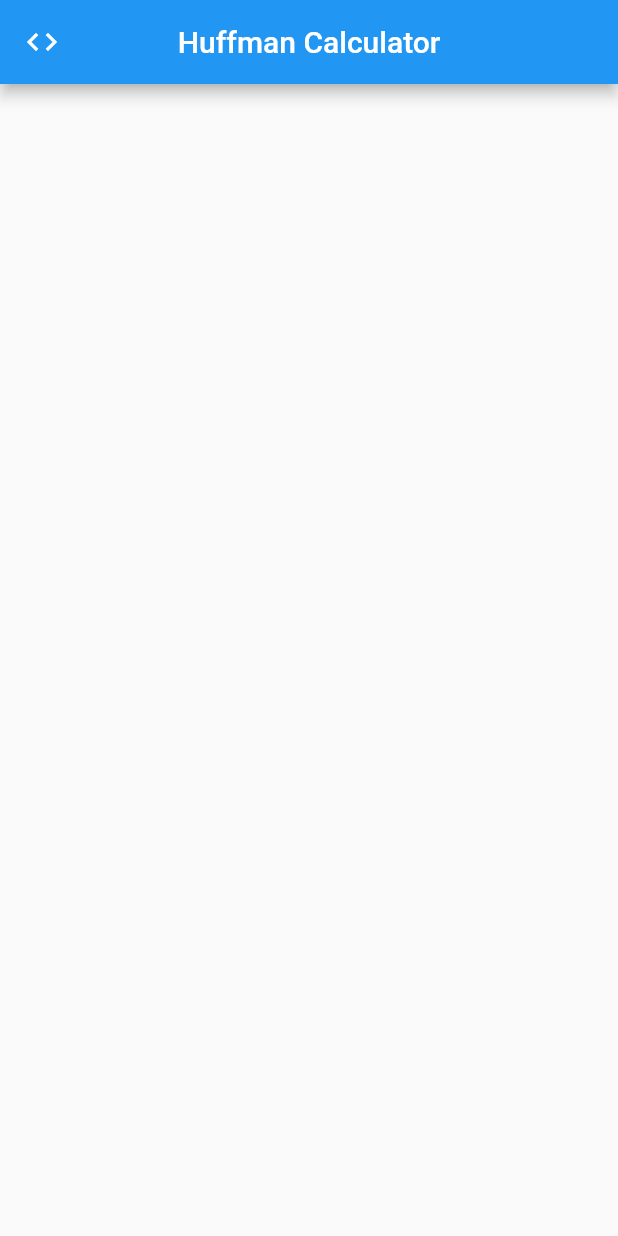
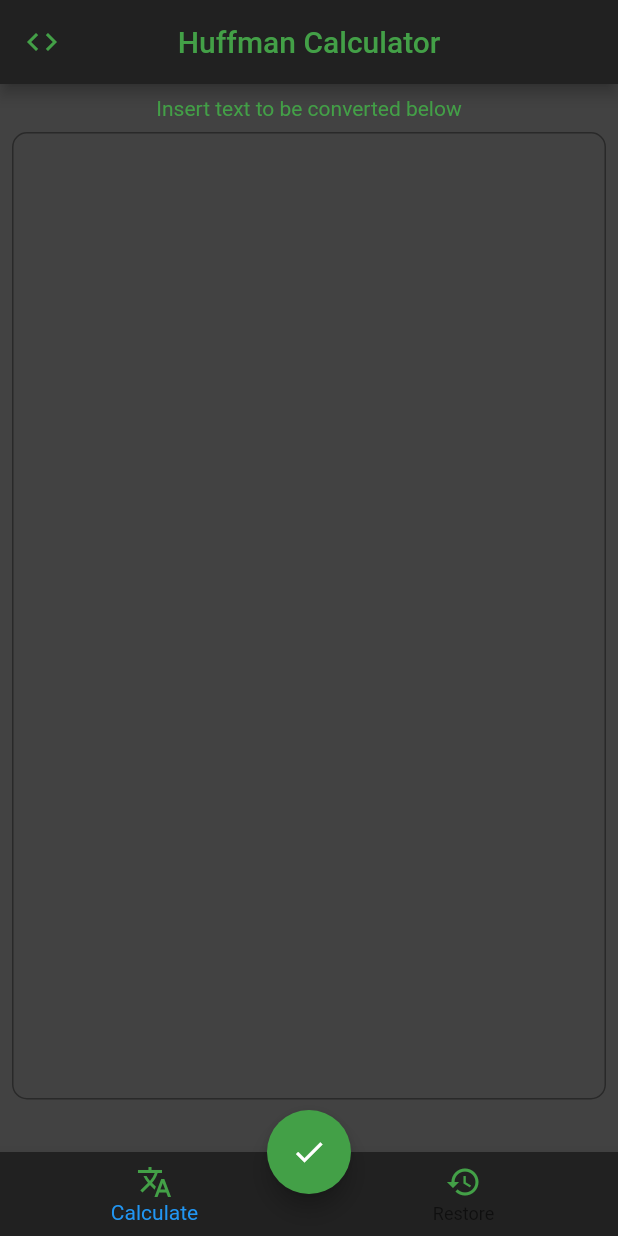
Before and after one commit to Lorenzo-Pappalardo/huffman_calculator, a Flutter app: the screen it shows after launch, on a phone screen of 412 x 824 dp. Run offline on Flutter 3.47's test engine with Material 2 defaults, Android fonts, the phone set to English and light mode, and no system bars.

Commit message:
Text can now be visualized in a Snackbar until I figure out how to implement a cool result page

```diff
--- a/lib/AppBar.dart
+++ b/lib/AppBar.dart
@@ -1,9 +1,17 @@
 import 'package:flutter/material.dart';
+import 'package:huffmancalculator/Theme.dart';
 
 AppBar getAppBar() {
   return AppBar(
-    leading: Icon(Icons.code),
-    title: Text("Huffman Calculator"),
+    backgroundColor: getThemeData().primaryColor,
+    leading: Icon(
+      Icons.code,
+      color: getThemeData().accentColor,
+    ),
+    title: Text(
+      "Huffman Calculator",
+      style: TextStyle(color: getThemeData().accentColor),
+    ),
     centerTitle: true,
   );
 }
--- /dev/null
+++ b/lib/BottomNavigationBar.dart
@@ -0,0 +1,30 @@
+import 'package:flutter/material.dart';
+import 'package:huffmancalculator/Theme.dart';
+
+Widget getBottomNavigationBar() {
+  return BottomNavigationBar(
+    backgroundColor: getThemeData().primaryColor,
+    items: <BottomNavigationBarItem>[
+      BottomNavigationBarItem(
+        icon: Icon(
+          Icons.translate,
+          color: getThemeData().accentColor,
+        ),
+        title: Text(
+          "Calculate",
+          style: TextStyle(color: getThemeData().accentColor),
+        ),
+      ),
+      BottomNavigationBarItem(
+        icon: Icon(
+          Icons.restore,
+          color: getThemeData().accentColor,
+        ),
+        title: Text(
+          "Restore",
+          style: TextStyle(color: getThemeData().accentColor),
+        ),
+      )
+    ],
+  );
+}
--- /dev/null
+++ b/lib/CalculateButton.dart
@@ -0,0 +1,19 @@
+import 'package:flutter/material.dart';
+import 'package:huffmancalculator/InputTextField.dart';
+import 'package:huffmancalculator/Theme.dart';
+
+class CalculateButton extends StatelessWidget {
+  @override
+  Widget build(BuildContext context) {
+    return FloatingActionButton(
+      backgroundColor: getThemeData().accentColor,
+      child: Icon(Icons.done),
+      onPressed: () => Scaffold.of(context).showSnackBar(
+        SnackBar(
+          content: Text(InputTextField.inputText),
+        ),
+      ),
+      heroTag: true,
+    );
+  }
+}
--- /dev/null
+++ b/lib/InputTextField.dart
@@ -0,0 +1,26 @@
+import 'package:flutter/material.dart';
+import 'package:huffmancalculator/Theme.dart';
+
+class InputTextField extends StatelessWidget {
+  static String inputText;
+
+  @override
+  Widget build(BuildContext context) {
+    return Expanded(
+      child: Padding(
+        padding: const EdgeInsets.only(
+            top: 8.0, left: 8.0, right: 8.0, bottom: 35.0),
+        child: TextField(
+          maxLines: 99,
+          style: TextStyle(color: getThemeData().accentColor),
+          decoration: InputDecoration(
+            border: OutlineInputBorder(borderRadius: BorderRadius.circular(10)),
+          ),
+          onChanged: (String inserted) {
+            inputText = inserted;
+          },
+        ),
+      ),
+    );
+  }
+}
--- /dev/null
+++ b/lib/Theme.dart
@@ -0,0 +1,9 @@
+import 'package:flutter/material.dart';
+
+ThemeData getThemeData() {
+  return ThemeData(
+    backgroundColor: Colors.grey[800],
+    primaryColor: Colors.grey[900],
+    accentColor: Colors.green[600],
+  );
+}
--- a/lib/main.dart
+++ b/lib/main.dart
@@ -1,5 +1,9 @@
 import 'package:flutter/material.dart';
-import 'AppBar.dart';
+import 'package:huffmancalculator/AppBar.dart';
+import 'package:huffmancalculator/BottomNavigationBar.dart';
+import 'package:huffmancalculator/CalculateButton.dart';
+import 'package:huffmancalculator/InputTextField.dart';
+import 'package:huffmancalculator/Theme.dart';
 
 void main() => runApp(MyApp());
 
@@ -11,8 +15,25 @@ class _MyAppState extends State<MyApp> {
   @override
   Widget build(BuildContext context) {
     return MaterialApp(
+      theme: getThemeData(),
       home: Scaffold(
+        backgroundColor: getThemeData().backgroundColor,
         appBar: getAppBar(),
+        floatingActionButton: CalculateButton(),
+        floatingActionButtonLocation: FloatingActionButtonLocation.centerDocked,
+        body: Column(
+          children: <Widget>[
+            Padding(
+              padding: const EdgeInsets.only(top: 8.0, left: 8.0, right: 8.0),
+              child: Text(
+                "Insert text to be converted below",
+                style: TextStyle(color: getThemeData().accentColor),
+              ),
+            ),
+            InputTextField(),
+          ],
+        ),
+        bottomNavigationBar: getBottomNavigationBar(),
       ),
     );
   }
```
